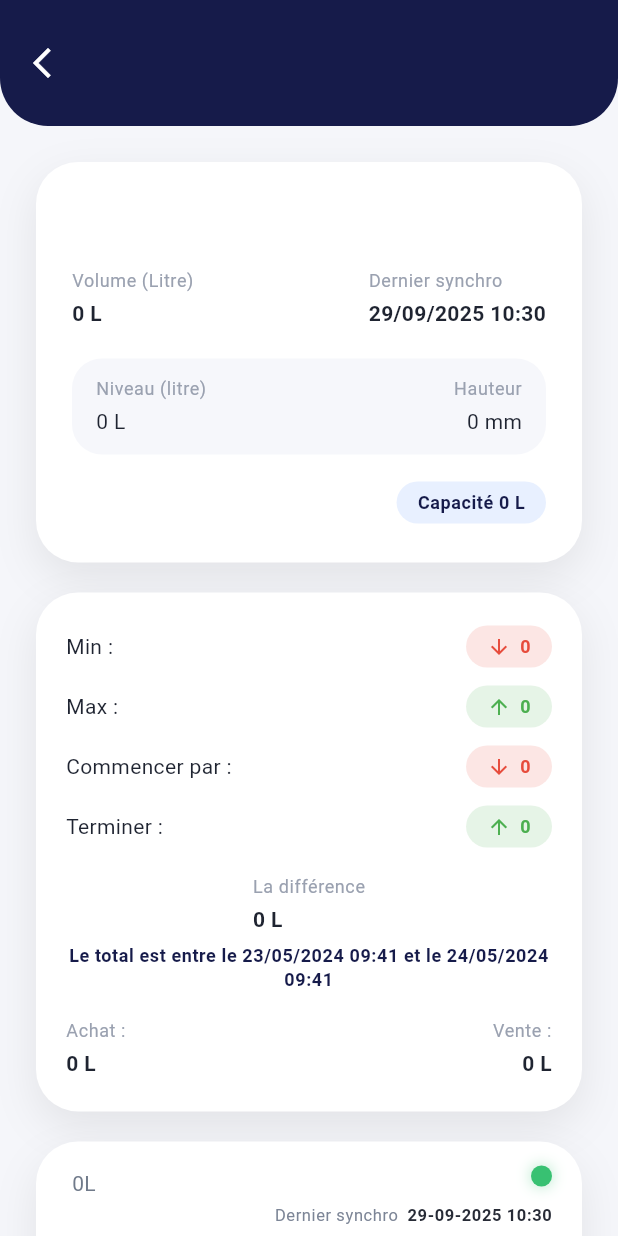
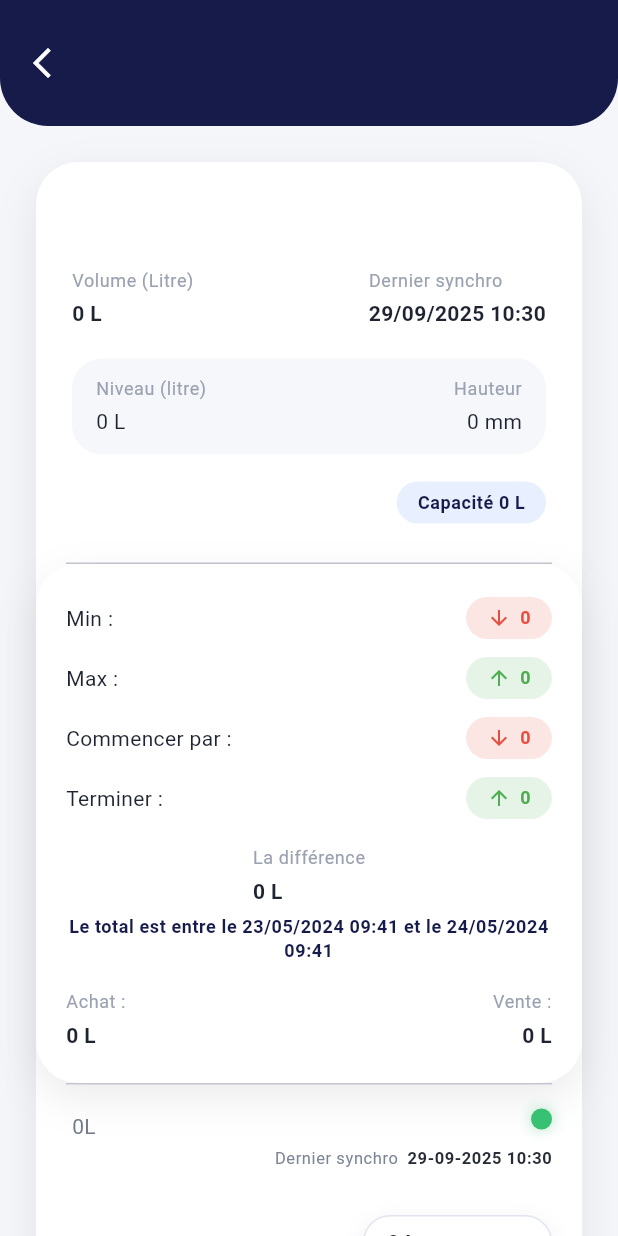
Before and after one commit to mouradou1/gazstation, a Flutter app: the FuelDetailScreen screen opened directly with empty values, on a phone screen of 412 x 824 dp. Run offline on Flutter 3.47's test engine with Material 3 defaults, Android fonts, the light colour scheme and no system bars; our stand-ins replace flutter_riverpod, go_router.

Commit message:
laste changes

```diff
--- a/lib/features/fuel_details/presentation/screens/fuel_detail_screen.dart
+++ b/lib/features/fuel_details/presentation/screens/fuel_detail_screen.dart
@@ -3,7 +3,6 @@
 import 'package:go_router/go_router.dart';
 import 'package:gazstation/core/theme/app_theme.dart';
 import 'package:gazstation/features/home/domain/entities/gas_station.dart';
-import 'package:gazstation/features/fuel_details/presentation/widgets/fuel_header_card.dart';
 import 'package:gazstation/features/fuel_details/presentation/widgets/fuel_summary_table.dart';
 import 'package:gazstation/features/station_details/presentation/widgets/tank_snapshot.dart';
 
@@ -48,29 +47,132 @@
       body: SafeArea(
         child: SingleChildScrollView(
           padding: const EdgeInsets.symmetric(horizontal: 24, vertical: 24),
+          child: Container(
+            // Le conteneur parent unique
+            decoration: BoxDecoration(
+              color: Colors.white,
+              borderRadius: BorderRadius.circular(28),
+              boxShadow: const [
+                BoxShadow(
+                  color: Color(0x14000000),
+                  offset: Offset(0, 10),
+                  blurRadius: 24,
+                ),
+              ],
+            ),
             child: Column(
               children: [
-              FuelHeaderCard(
-                label: tank.label,
-                capacity: '${tank.capacityLiters.toStringAsFixed(0)} L',
-                volume: '${tank.currentVolumeLiters.toStringAsFixed(0)} L',
-                height: '${tank.currentHeightCm.toStringAsFixed(0)} mm',
-                lastSync: _formatDate(tank.lastSync),
-              ),
-              const SizedBox(height: 20),
-              FuelSummaryTable(summary: tank.summary),
-              const SizedBox(height: 20),
+                // Section 1: Contenu de l'en-tête
+                _buildHeaderContent(context),
+                const Divider(height: 1, indent: 20, endIndent: 20),
+
+                // Section 2: Contenu du tableau résumé
+                _buildSummaryContent(context),
+                const Divider(height: 1, indent: 20, endIndent: 20),
+
+                // Section 3: Snapshot de la cuve sans sa propre décoration
                 TankSnapshot(
                   tank: tank,
                   onSeeDetails: () {},
                   showSeeDetails: false,
+                  useCardDecoration: false, // Utilisation du nouveau paramètre
                 ),
               ],
             ),
           ),
         ),
+      ),
     );
   }
+
+  // Méthode privée pour construire le contenu de l'en-tête
+  Widget _buildHeaderContent(BuildContext context) {
+    final theme = Theme.of(context);
+    return Padding(
+      padding: const EdgeInsets.fromLTRB(24, 26, 24, 26),
+      child: Column(
+        children: [
+          Text(
+            tank.label,
+            style: theme.textTheme.titleMedium?.copyWith(
+              fontWeight: FontWeight.w700,
+            ),
+          ),
+          const SizedBox(height: 18),
+          Row(
+            mainAxisAlignment: MainAxisAlignment.spaceBetween,
+            children: [
+              _MetricBlock(title: 'Volume (Litre)', value: '${tank.currentVolumeLiters.toStringAsFixed(0)} L'),
+              _MetricBlock(title: 'Dernier synchro', value: _formatDate(tank.lastSync)),
+            ],
+          ),
+          const SizedBox(height: 20),
+          Container(
+            padding: const EdgeInsets.symmetric(horizontal: 16, vertical: 12),
+            decoration: BoxDecoration(
+              color: const Color(0xFFF6F7FB),
+              borderRadius: BorderRadius.circular(20),
+            ),
+            child: Row(
+              mainAxisAlignment: MainAxisAlignment.spaceBetween,
+              children: [
+                Column(
+                  crossAxisAlignment: CrossAxisAlignment.start,
+                  children: [
+                    Text(
+                      'Niveau (litre)',
+                      style: theme.textTheme.bodySmall?.copyWith(
+                        color: const Color(0xFF9AA1B0),
+                      ),
+                    ),
+                    const SizedBox(height: 4),
+                    Text('${tank.currentVolumeLiters.toStringAsFixed(0)} L', style: theme.textTheme.bodyMedium),
+                  ],
+                ),
+                Column(
+                  crossAxisAlignment: CrossAxisAlignment.end,
+                  children: [
+                    Text(
+                      'Hauteur',
+                      style: theme.textTheme.bodySmall?.copyWith(
+                        color: const Color(0xFF9AA1B0),
+                      ),
+                    ),
+                    const SizedBox(height: 4),
+                    Text('${tank.currentHeightCm.toStringAsFixed(0)} mm', style: theme.textTheme.bodyMedium),
+                  ],
+                ),
+              ],
+            ),
+          ),
+          const SizedBox(height: 18),
+          Align(
+            alignment: Alignment.centerRight,
+            child: Container(
+              padding: const EdgeInsets.symmetric(horizontal: 14, vertical: 6),
+              decoration: BoxDecoration(
+                color: const Color(0xFFE8F0FF),
+                borderRadius: BorderRadius.circular(16),
+              ),
+              child: Text(
+                'Capacité ${tank.capacityLiters.toStringAsFixed(0)} L',
+                style: theme.textTheme.bodySmall?.copyWith(
+                  color: AppTheme.navy,
+                  fontWeight: FontWeight.w600,
+                ),
+              ),
+            ),
+          ),
+        ],
+      ),
+    );
+  }
+
+  // Méthode privée pour construire le contenu du résumé
+  Widget _buildSummaryContent(BuildContext context) {
+    // Le widget FuelSummaryTable n'a pas de décoration propre,
+    // on peut donc l'utiliser directement.
+    return FuelSummaryTable(summary: tank.summary);
   }
 
   String _formatDate(DateTime dateTime) {
@@ -81,3 +183,34 @@
     final minute = dateTime.minute.toString().padLeft(2, '0');
     return '$day/$month/$year $hour:$minute';
   }
+}
+
+// Classe privée pour remplacer les métriques de FuelHeaderCard
+class _MetricBlock extends StatelessWidget {
+  const _MetricBlock({required this.title, required this.value});
+
+  final String title;
+  final String value;
+
+  @override
+  Widget build(BuildContext context) {
+    return Column(
+      crossAxisAlignment: CrossAxisAlignment.start,
+      children: [
+        Text(
+          title,
+          style: Theme.of(
+            context,
+          ).textTheme.bodySmall?.copyWith(color: const Color(0xFF9AA1B0)),
+        ),
+        const SizedBox(height: 4),
+        Text(
+          value,
+          style: Theme.of(
+            context,
+          ).textTheme.bodyMedium?.copyWith(fontWeight: FontWeight.w700),
+        ),
+      ],
+    );
+  }
+}
--- a/lib/features/station_details/presentation/widgets/tank_snapshot.dart
+++ b/lib/features/station_details/presentation/widgets/tank_snapshot.dart
@@ -12,6 +12,8 @@
     this.showSeeDetails = true,
     this.onTap,
     this.isSelected = false,
+    // AJOUT DE CE PARAMÈTRE
+    this.useCardDecoration = true,
   });
 
   final FuelTank tank;
@@ -19,16 +21,12 @@
   final bool showSeeDetails;
   final VoidCallback? onTap;
   final bool isSelected;
+  // AJOUT DE CE PARAMÈTRE
+  final bool useCardDecoration;
 
   @override
   Widget build(BuildContext context) {
-    final theme = Theme.of(context);
-    final percent = tank.fillPercent.clamp(0.0, 1.0);
-    final percentLabel = '${(percent * 100).toStringAsFixed(0)}%';
-    final isLow = percent <= tank.warningThresholdPercent;
-
-    // La couleur du point de statut est maintenant toujours verte pour correspondre à l'image.
-    final levelColor = const Color(0xFF38C172);
+    // ... (le reste du code de build reste identique jusqu'à la décoration)
 
     final borderRadius = BorderRadius.circular(28);
     final borderColor = isSelected ? AppTheme.navy : Colors.transparent;
@@ -43,7 +41,9 @@
         onTap: onTap,
         child: AnimatedContainer(
           duration: const Duration(milliseconds: 200),
-          decoration: BoxDecoration(
+          // MODIFICATION ICI POUR LA DÉCORATION CONDITIONNELLE
+          decoration: useCardDecoration
+              ? BoxDecoration(
             color: Colors.white,
             borderRadius: borderRadius,
             border: Border.all(color: borderColor, width: isSelected ? 2 : 0),
@@ -54,9 +54,11 @@
                 blurRadius: 24,
               ),
             ],
-          ),
+          )
+              : null, // Pas de décoration si useCardDecoration est faux
           padding: const EdgeInsets.fromLTRB(20, 16, 20, 16),
           child: Column(
+            // ... le reste du fichier ne change pas
             crossAxisAlignment: CrossAxisAlignment.start,
             children: [
               Row(
@@ -69,14 +71,14 @@
                         Text.rich(
                           TextSpan(
                             text: '${tank.label} ',
-                            style: theme.textTheme.titleSmall?.copyWith(
+                            style: Theme.of(context).textTheme.titleSmall?.copyWith(
                               fontWeight: FontWeight.w700,
                             ),
                             children: [
                               TextSpan(
                                 text:
                                 '${tank.capacityLiters.toStringAsFixed(0)}L',
-                                style: theme.textTheme.bodyMedium?.copyWith(
+                                style: Theme.of(context).textTheme.bodyMedium?.copyWith(
                                   color: const Color(0xFF707A8A),
                                   fontWeight: FontWeight.normal,
                                 ),
@@ -85,7 +87,7 @@
                           ),
                         ),
                         const SizedBox(height: 6),
-                        if (isLow)
+                        if (tank.fillPercent <= tank.warningThresholdPercent)
                           Row(
                             children: const [
                               Icon(
@@ -110,14 +112,24 @@
                   Column(
                     crossAxisAlignment: CrossAxisAlignment.end,
                     children: [
-                      _StatusDot(color: levelColor),
+                      Container(
+                        height: 14,
+                        width: 14,
+                        decoration: BoxDecoration(
+                          color: const Color(0xFF38C172),
+                          shape: BoxShape.circle,
+                          boxShadow: [
+                            BoxShadow(color: const Color(0xFF38C172).withOpacity(0.4), blurRadius: 8),
+                          ],
+                        ),
+                      ),
                       const SizedBox(height: 12),
                       Row(
                         mainAxisSize: MainAxisSize.min,
                         children: [
                           Text(
                             'Dernier synchro',
-                            style: theme.textTheme.bodySmall?.copyWith(
+                            style: Theme.of(context).textTheme.bodySmall?.copyWith(
                               fontSize: 11,
                               color: const Color(0xFF7C8596),
                             ),
@@ -125,7 +137,7 @@
                           const SizedBox(width: 6),
                           Text(
                             lastSyncLabel,
-                            style: theme.textTheme.bodySmall?.copyWith(
+                            style: Theme.of(context).textTheme.bodySmall?.copyWith(
                               fontSize: 11,
                               fontWeight: FontWeight.w600,
                               color: const Color(0xFF272B36),
@@ -138,7 +150,7 @@
                 ],
               ),
               const SizedBox(height: 24),
-              _HorizontalTankGauge(tank: tank, percentLabel: percentLabel),
+              _HorizontalTankGauge(tank: tank, percentLabel: '${(tank.fillPercent * 100).toStringAsFixed(0)}%'),
               const SizedBox(height: 12),
               if (showSeeDetails)
                 Align(
@@ -152,7 +164,7 @@
                         children: [
                           Text(
                             'Afficher plus',
-                            style: theme.textTheme.bodyMedium?.copyWith(
+                            style: Theme.of(context).textTheme.bodyMedium?.copyWith(
                               fontWeight: FontWeight.w700,
                               color: AppTheme.navy,
                             ),
@@ -185,6 +197,7 @@
   }
 }
 
+// ... Le reste du fichier (_HorizontalTankGauge, etc.) ne change pas
 class _HorizontalTankGauge extends StatelessWidget {
   const _HorizontalTankGauge({required this.tank, required this.percentLabel});
 
@@ -450,24 +463,3 @@
     return oldDelegate.start != start || oldDelegate.end != end;
   }
 }
-
-class _StatusDot extends StatelessWidget {
-  const _StatusDot({required this.color});
-
-  final Color color;
-
-  @override
-  Widget build(BuildContext context) {
-    return Container(
-      height: 14,
-      width: 14,
-      decoration: BoxDecoration(
-        color: color,
-        shape: BoxShape.circle,
-        boxShadow: [
-          BoxShadow(color: color.withOpacity(0.4), blurRadius: 8),
-        ],
-      ),
-    );
-  }
-}
```
Lines whose indentation alone changed are shown as unchanged.
